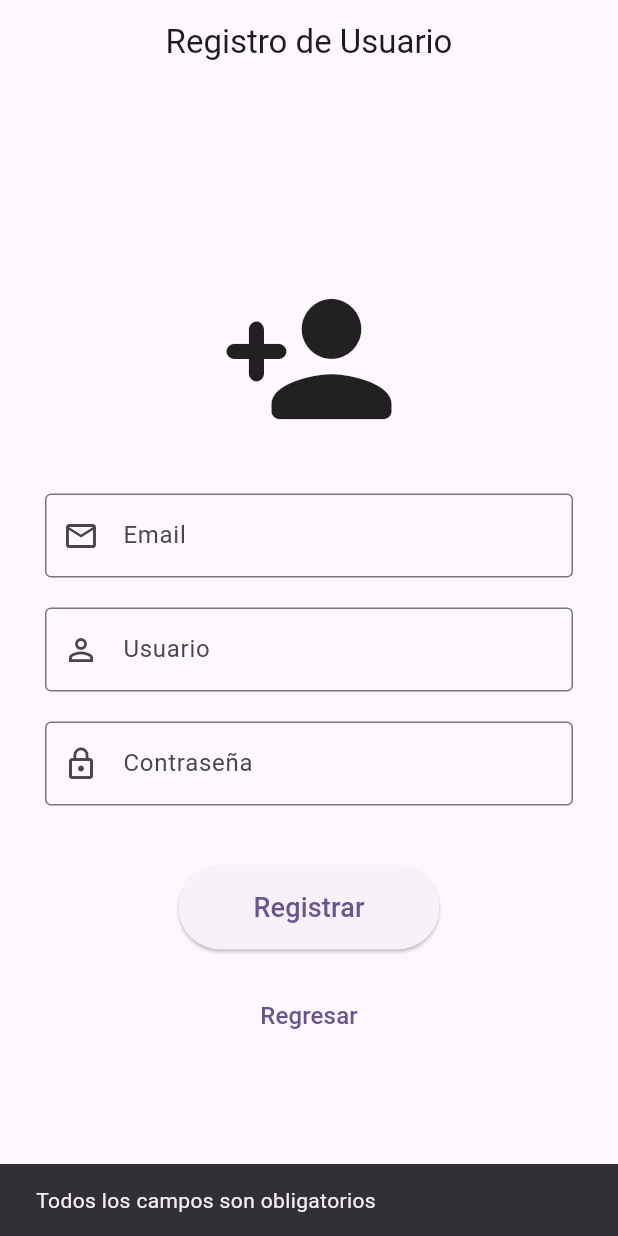
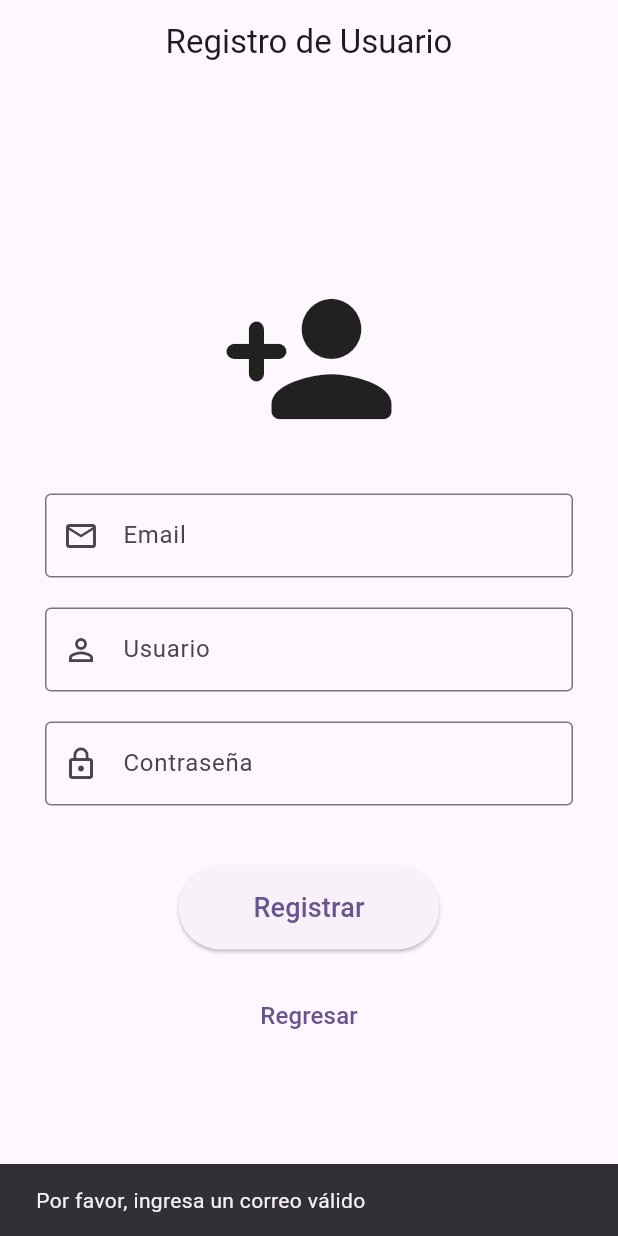
Before and after one commit to Hdz-JC/AppDrinkify, a Flutter app: the RegistroView screen opened by its route, after a tap on "Registrar", on a phone screen of 412 x 824 dp. Run offline on Flutter 3.47's test engine with Material 3 defaults, Android fonts, the phone set to English and light mode, and no system bars; our stand-ins replace carousel_slider, go_router, sqflite, supabase_flutter; accounts and stored records are empty.

Commit message:
validacion, filtrado, categorias

```diff
--- a/lib/config/datasource/supabase_service.dart
+++ b/lib/config/datasource/supabase_service.dart
@@ -7,8 +7,6 @@ class SupabaseService {
   /// Registra un usuario en Supabase
   Future<bool> registerUser(UserModel user) async {
     try {
-
-      // 1️⃣ Revisar si el email ya existe
       final existing = await client
           .from('users')
           .select()
--- a/lib/views/categorias_view.dart
+++ b/lib/views/categorias_view.dart
@@ -1,11 +1,9 @@
 import 'package:flutter/material.dart';
 import 'package:appdrinkify/controllers/navigation_controller.dart';
-// --- AÑADIR IMPORTS ---
 import 'package:provider/provider.dart';
 import 'package:appdrinkify/providers/bebidas_provider.dart';
 import 'package:appdrinkify/views/bebidas_por_categoria_view.dart';
 import 'package:appdrinkify/models/bebidas_model.dart';
-// --- FIN IMPORTS ---
 
 class CategoriasView extends StatelessWidget{
   const CategoriasView({super.key});
@@ -45,12 +43,13 @@ class CategoriasView extends StatelessWidget{
       body: Center(
         child: SingleChildScrollView( // <-- Añadido para evitar overflow
           child: Row(
-            mainAxisAlignment: MainAxisAlignment.spaceAround,
+            //mainAxisAlignment: MainAxisAlignment.spaceAround,
             children: [
               //Row(
                 //mainAxisAlignment: MainAxisAlignment.spaceAround,
                 //children: [
                   Column(
+                    //mainAxisAlignment: MainAxisAlignment.spaceAround,
                     children: [
                       TextButton(
                         // --- MODIFICADO ---
--- a/lib/views/registro_view.dart
+++ b/lib/views/registro_view.dart
@@ -24,17 +24,56 @@ class RegistroView extends StatelessWidget {
       }
 
     //Inicio
-     Future<void> register() async {
+    Future<void> register() async {
       final email = emailController.text.trim();
       final username = usernameController.text.trim();
       final password = passwordController.text;
 
-      if (email.isEmpty || username.isEmpty || password.isEmpty) {
+      // --- VALIDACIONES CON REGEX AÑADIDAS ---
+
+      // 1. Validar Email
+      // Permite letras, números, y ._%+- antes del @
+      // Permite letras, números, y .- después del @
+      // Exige un dominio de 2+ letras (ej. .com)
+      final emailRegex =
+          RegExp(r'^[a-zA-Z0-9._%+-]+@[a-zA-Z0-9.-]+\.[a-zA-Z]{2,}$');
+      if (!emailRegex.hasMatch(email)) {
         ScaffoldMessenger.of(context).showSnackBar(
-          const SnackBar(content: Text('Todos los campos son obligatorios')),
+          const SnackBar(content: Text('Por favor, ingresa un correo válido')),
         );
-        return;
+        return; // Detiene la función
       }
+
+      // 2. Validar Usuario
+      // Debe empezar con letra
+      // Puede contener letras, números, _ o -
+      // Longitud total entre 3 y 20 caracteres
+      final userRegex = RegExp(r'^[a-zA-Z][a-zA-Z0-9_-]{2,19}$');
+      if (!userRegex.hasMatch(username)) {
+        ScaffoldMessenger.of(context).showSnackBar(
+          const SnackBar(
+              content:
+                  Text('Usuario inválido (3-20 caracteres, debe empezar con letra)')),
+        );
+        return; // Detiene la función
+      }
+
+      // 3. Validar Contraseña
+      // Acepta cualquier carácter
+      // Longitud mínima de 8 caracteres
+      final passRegex = RegExp(r'^.{8,}$');
+      if (!passRegex.hasMatch(password)) {
+        ScaffoldMessenger.of(context).showSnackBar(
+          const SnackBar(
+              content: Text('La contraseña debe tener al menos 8 caracteres')),
+        );
+        return; // Detiene la función
+      }
+
+      // --- FIN DE VALIDACIONES ---
+
+      // Tu 'if (email.isEmpty...)' anterior ya no es necesario
+      // porque los regex cubren el caso de que estén vacíos.
 
       final user = UserModel(
         email: email,
@@ -43,6 +82,8 @@ class RegistroView extends StatelessWidget {
       );
 
       try {
+        // Guardar en SQLite (offline)
+        //await SQLiteService.insertUser(user);
 
         // Guardar en Supabase (online)
         final success = await supabaseService.registerUser(user);
@@ -51,18 +92,14 @@ class RegistroView extends StatelessWidget {
           ScaffoldMessenger.of(context).showSnackBar(
             const SnackBar(content: Text('Usuario registrado con éxito!')),
           );
-           clearFields();
+          clearFields();
           NavigationController.navigateTo(context, '/inicio');
-        }
-
-        else if(!success){
+        } else if (!success) {
           ScaffoldMessenger.of(context).showSnackBar(
-              const SnackBar(content: Text('Este email ya está registrado')),
+            const SnackBar(content: Text('Este email ya está registrado')),
           );
           clearFields();
-        }
-
-        else {
+        } else {
           ScaffoldMessenger.of(context).showSnackBar(
             const SnackBar(content: Text('Error al registrar en Supabase')),
           );
@@ -74,10 +111,7 @@ class RegistroView extends StatelessWidget {
         );
         clearFields();
       }
-
     }
-
-    //Fin
 
     return Scaffold(
       appBar: AppBar(
```
Also changed, not shown: lib/config/datasource/sqlite_service.dart (+12 -12 lines), assets/images/batidos/banana_avena.jpg (added), assets/images/batidos/chocolate_proteico.jpg (added), assets/images/batidos/fresa_yogur.jpg (added), assets/images/batidos/mango_tropical.jpg (added), assets/images/batidos/verde_energetico.jpg (added), assets/images/jugos_fitness/antioxidante_power.jpg (added), assets/images/jugos_fitness/energia_matutina.jpg (added), assets/images/jugos_fitness/jugo_verde_detox.jpg (added), assets/images/jugos_fitness/metabolismo_activo.jpg (added), assets/images/jugos_fitness/recuperacion_post_ejercicio.jpg (added).
